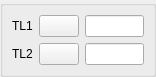
Before: the Qt Designer form src/HEXABLOCKGUI/MyDlgRef/DlgRef_2Sel_QTD.ui in SalomePlatform/hexablock, drawn with Qt 5.
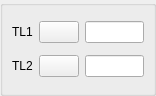
After: the same form once the commit is applied.

What changed in the file:
```diff
--- a/src/HEXABLOCKGUI/MyDlgRef/DlgRef_2Sel_QTD.ui
+++ b/src/HEXABLOCKGUI/MyDlgRef/DlgRef_2Sel_QTD.ui
@@ -1,18 +1,17 @@
-<ui version="4.0" >
- <class>DlgRef_2Sel_QTD</class>
- <widget class="QWidget" name="DlgRef_2Sel_QTD" >
-  <property name="geometry" >
+<?xml version="1.0" encoding="UTF-8"?>
+<ui version="4.0">
+ <class>MyDlgRef_2Sel_QTD</class>
+ <widget class="QWidget" name="MyDlgRef_2Sel_QTD">
+  <property name="geometry">
    <rect>
     <x>0</x>
     <y>0</y>
     <width>156</width>
-    <height>74</height>
+    <height>96</height>
    </rect>
   </property>
-  <property name="sizePolicy" >
-   <sizepolicy>
-    <hsizetype>5</hsizetype>
-    <vsizetype>7</vsizetype>
+  <property name="sizePolicy">
+   <sizepolicy hsizetype="Preferred" vsizetype="Expanding">
     <horstretch>0</horstretch>
     <verstretch>0</verstretch>
    </sizepolicy>
@@ -42,12 +41,10 @@
       <item row="1" column="2" >
        <widget class="QLineEdit" name="LineEdit2" />
       </item>
-      <item row="1" column="1" >
-       <widget class="QPushButton" name="PushButton2" >
-        <property name="sizePolicy" >
-         <sizepolicy>
-          <hsizetype>0</hsizetype>
-          <vsizetype>0</vsizetype>
+      <item row="1" column="1">
+       <widget class="QPushButton" name="PushButton2">
+        <property name="sizePolicy">
+         <sizepolicy hsizetype="Fixed" vsizetype="Fixed">
           <horstretch>0</horstretch>
           <verstretch>0</verstretch>
          </sizepolicy>
@@ -57,12 +54,10 @@
         </property>
        </widget>
       </item>
-      <item row="0" column="0" >
-       <widget class="QLabel" name="TextLabel1" >
-        <property name="sizePolicy" >
-         <sizepolicy>
-          <hsizetype>0</hsizetype>
-          <vsizetype>0</vsizetype>
+      <item row="0" column="0">
+       <widget class="QLabel" name="TextLabel1">
+        <property name="sizePolicy">
+         <sizepolicy hsizetype="Fixed" vsizetype="Fixed">
           <horstretch>0</horstretch>
           <verstretch>0</verstretch>
          </sizepolicy>
@@ -75,12 +70,10 @@
         </property>
        </widget>
       </item>
-      <item row="0" column="1" >
-       <widget class="QPushButton" name="PushButton1" >
-        <property name="sizePolicy" >
-         <sizepolicy>
-          <hsizetype>0</hsizetype>
-          <vsizetype>0</vsizetype>
+      <item row="0" column="1">
+       <widget class="QPushButton" name="PushButton1">
+        <property name="sizePolicy">
+         <sizepolicy hsizetype="Fixed" vsizetype="Fixed">
           <horstretch>0</horstretch>
           <verstretch>0</verstretch>
          </sizepolicy>
@@ -90,12 +83,10 @@
         </property>
        </widget>
       </item>
-      <item row="1" column="0" >
-       <widget class="QLabel" name="TextLabel2" >
-        <property name="sizePolicy" >
-         <sizepolicy>
-          <hsizetype>0</hsizetype>
-          <vsizetype>0</vsizetype>
+      <item row="1" column="0">
+       <widget class="QLabel" name="TextLabel2">
+        <property name="sizePolicy">
+         <sizepolicy hsizetype="Fixed" vsizetype="Fixed">
           <horstretch>0</horstretch>
           <verstretch>0</verstretch>
          </sizepolicy>
@@ -116,7 +107,7 @@
    </item>
   </layout>
  </widget>
- <layoutdefault spacing="6" margin="11" />
+ <layoutdefault spacing="6" margin="11"/>
  <pixmapfunction>qPixmapFromMimeSource</pixmapfunction>
  <tabstops>
   <tabstop>PushButton1</tabstop>
```
Left out of the diff: 40 changed lines with no effect on the pictures.
